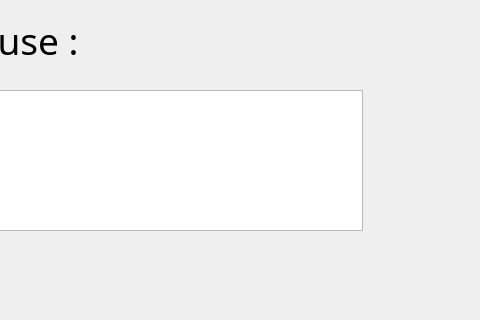
This is warehouse.ui in KhairiSlimani/SmartFactory as Qt 5 draws it before an edit; both pictures show x 458 to 938 and y 110 to 430 of the 938 by 550 pixel window. The edited form follows.
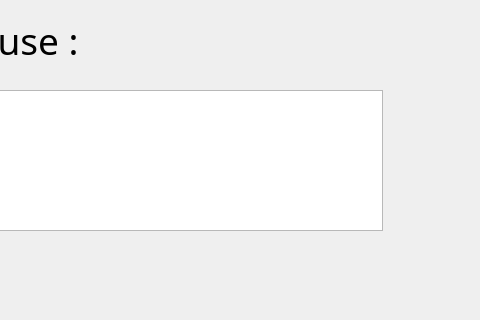
This is the edited form. The open tabs and pages were chosen to show the change. Icons and pictures are not drawn.

Diff of the .ui file:
```diff
--- a/warehouse.ui
+++ b/warehouse.ui
@@ -558,10 +558,15 @@
       <rect>
        <x>220</x>
        <y>200</y>
-       <width>591</width>
+       <width>611</width>
        <height>141</height>
       </rect>
      </property>
+     <property name="styleSheet">
+      <string notr="true">border-image: url(:/img/Webp.net-resizeimage.jpg);
+border-color: rgb(0, 170, 255);
+font: 9pt &quot;Imprint MT Shadow&quot;;</string>
+     </property>
     </widget>
    </widget>
    <widget class="QWidget" name="page_5"/>
```
Left out of the diff: 2 changed lines with no effect on the pictures.
